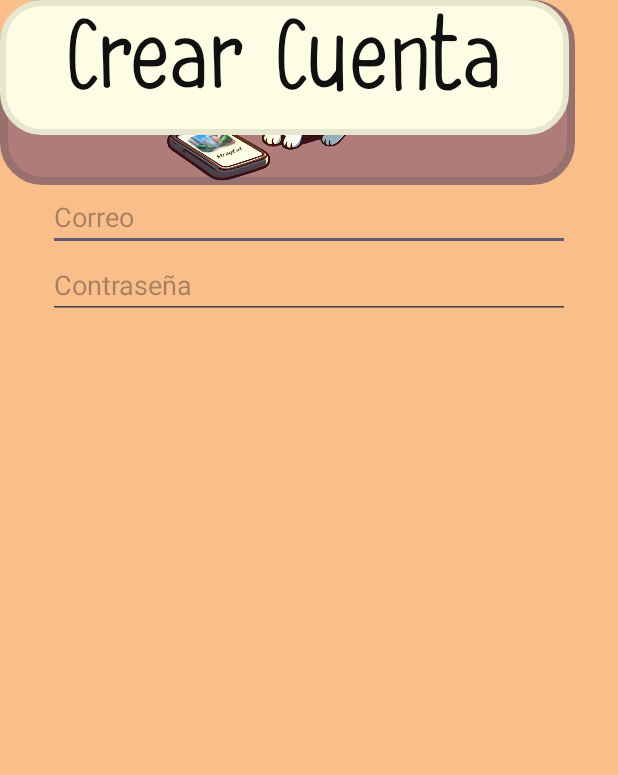
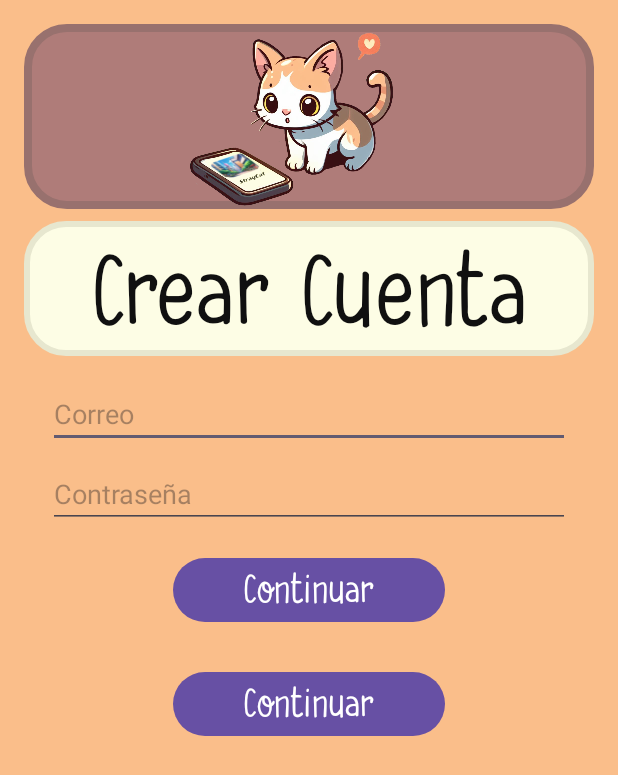
Before and after one commit to rmg18/TheStrayCatProject, an Android app: the IniciarSesion screen opened directly, with no data from a screen before it, on a phone screen of 412 x 824 dp. Shown: the top 775 px of the screen. Run offline under Robolectric (Android 15) with nearby library versions, the phone set to English and light mode, and no system bars; Roboto replaces fonts that are not available here.

Commit message:
antes d irnos

```diff
--- a/app/src/main/res/layout/activity_iniciar_sesion.xml
+++ b/app/src/main/res/layout/activity_iniciar_sesion.xml
@@ -9,11 +9,16 @@
 
     <TextView
         android:id="@+id/fondogato"
-        android:layout_width="383dp"
+        android:layout_width="match_parent"
         android:layout_height="123dp"
+        android:layout_marginStart="16dp"
+        android:layout_marginTop="16dp"
+        android:layout_marginEnd="16dp"
         android:background="@drawable/rounded_border2"
-        tools:layout_editor_absoluteX="12dp"
-        tools:layout_editor_absoluteY="25dp" />
+        app:layout_constraintEnd_toEndOf="parent"
+        app:layout_constraintHorizontal_bias="0.428"
+        app:layout_constraintStart_toStartOf="parent"
+        app:layout_constraintTop_toTopOf="parent" />
 
     <ImageView
         android:id="@+id/gato"
@@ -29,52 +34,90 @@
 
     <TextView
         android:id="@+id/fondocrearcuenta"
-        android:layout_width="379dp"
+        android:layout_width="match_parent"
         android:layout_height="90dp"
+        android:layout_marginStart="16dp"
+        android:layout_marginTop="8dp"
+        android:layout_marginEnd="16dp"
         android:background="@drawable/rounded_border"
-        tools:layout_editor_absoluteX="16dp"
-        tools:layout_editor_absoluteY="174dp" />
+        app:layout_constraintEnd_toEndOf="parent"
+        app:layout_constraintStart_toStartOf="parent"
+        app:layout_constraintTop_toBottomOf="@+id/fondogato" />
 
     <TextView
         android:id="@+id/crearcuenta"
-        android:layout_width="361dp"
-        android:layout_height="78dp"
+        android:layout_width="match_parent"
+        android:layout_height="70dp"
         android:layout_marginStart="8dp"
+        android:layout_marginTop="2dp"
+        android:layout_marginEnd="8dp"
+        android:layout_marginBottom="2dp"
+        android:fontFamily="@font/DKTheCatsWhiskers"
         android:text="@string/crearcuenta"
-        android:fontFamily="@font/DKTheCatsWhiskers"
         android:textAlignment="center"
         android:textColor="#101010"
         android:textSize="60sp"
         app:layout_constraintBottom_toBottomOf="@+id/fondocrearcuenta"
+        app:layout_constraintEnd_toEndOf="@+id/fondocrearcuenta"
+        app:layout_constraintHorizontal_bias="1.0"
         app:layout_constraintStart_toStartOf="@+id/fondocrearcuenta"
-        app:layout_constraintTop_toTopOf="@+id/fondocrearcuenta"
-        app:layout_constraintVertical_bias="0.0" />
+        app:layout_constraintTop_toTopOf="@+id/fondocrearcuenta" />
 
     <EditText
         android:id="@+id/correo"
         android:layout_width="match_parent"
         android:layout_height="wrap_content"
         android:layout_marginStart="32dp"
-        android:layout_marginTop="32dp"
+        android:layout_marginTop="16dp"
         android:layout_marginEnd="32dp"
         android:ems="10"
+        android:hint="@string/Correo"
         android:inputType="text"
         app:layout_constraintEnd_toEndOf="parent"
         app:layout_constraintStart_toStartOf="parent"
-        app:layout_constraintTop_toBottomOf="@+id/fondocrearcuenta"
-        android:hint="@string/Correo"/>
+        app:layout_constraintTop_toBottomOf="@+id/fondocrearcuenta" />
 
     <EditText
         android:id="@+id/contraseña"
         android:layout_width="match_parent"
         android:layout_height="wrap_content"
         android:layout_marginStart="32dp"
+        android:layout_marginTop="8dp"
         android:layout_marginEnd="32dp"
         android:ems="10"
+        android:hint="@string/Contraseña"
         android:inputType="textPassword"
         app:layout_constraintEnd_toEndOf="parent"
         app:layout_constraintStart_toStartOf="parent"
-        app:layout_constraintTop_toBottomOf="@+id/correo"
-        android:hint="@string/Contraseña"/>
+        app:layout_constraintTop_toBottomOf="@+id/correo" />
+
+    <Button
+        android:id="@+id/button"
+        android:layout_width="match_parent"
+        android:layout_height="wrap_content"
+        android:layout_marginStart="115dp"
+        android:layout_marginTop="16dp"
+        android:layout_marginEnd="115dp"
+        android:fontFamily="@font/DKTheCatsWhiskers"
+        android:text="@string/botonContinuar"
+        android:textSize="24sp"
+        app:layout_constraintEnd_toEndOf="parent"
+        app:layout_constraintStart_toStartOf="parent"
+        app:layout_constraintTop_toBottomOf="@+id/contraseña" />
+
+    <Button
+        android:id="@+id/button2"
+        android:layout_width="match_parent"
+        android:layout_height="wrap_content"
+        android:layout_marginStart="115dp"
+        android:layout_marginTop="92dp"
+        android:layout_marginEnd="115dp"
+        android:fontFamily="@font/DKTheCatsWhiskers"
+        android:text="@string/botonContinuar"
+        android:textSize="24sp"
+        app:layout_constraintEnd_toEndOf="parent"
+        app:layout_constraintHorizontal_bias="0.0"
+        app:layout_constraintStart_toStartOf="parent"
+        app:layout_constraintTop_toBottomOf="@+id/contraseña" />
 
 </androidx.constraintlayout.widget.ConstraintLayout>
--- a/app/src/main/res/values/strings.xml
+++ b/app/src/main/res/values/strings.xml
@@ -6,4 +6,5 @@
     <string name="Yaco">Ignacio Yacobi</string>
     <string name="Correo">Correo</string>
     <string name="Contraseña">Contraseña</string>
+    <string name="botonContinuar">Continuar</string>
 </resources>
```
